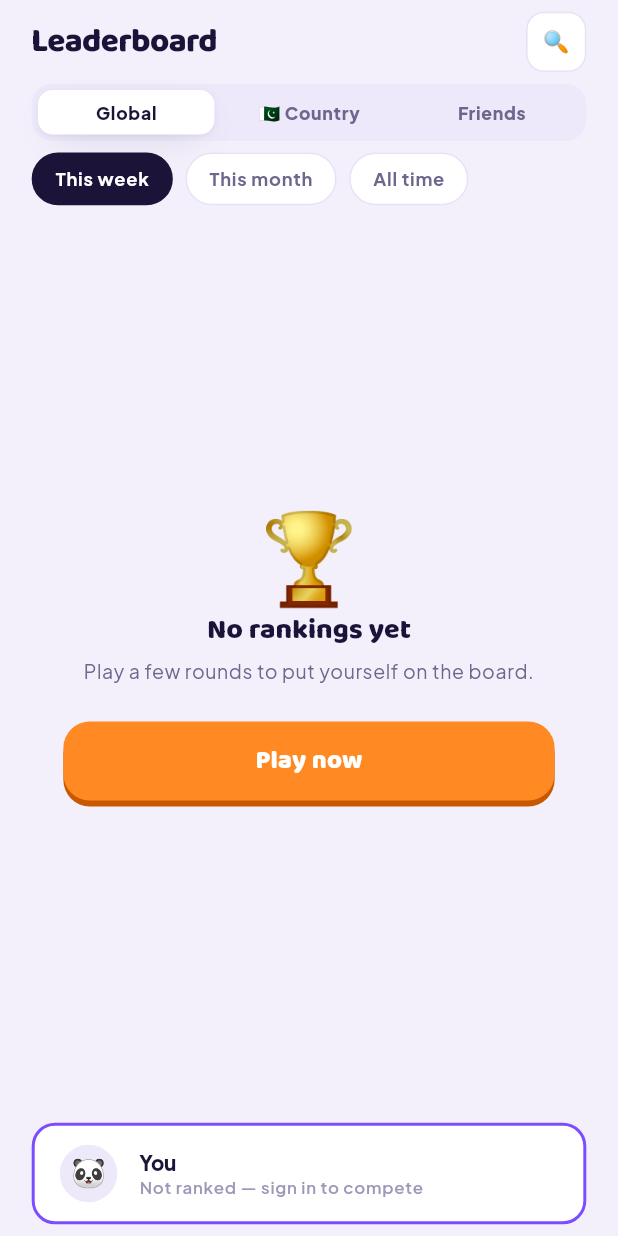
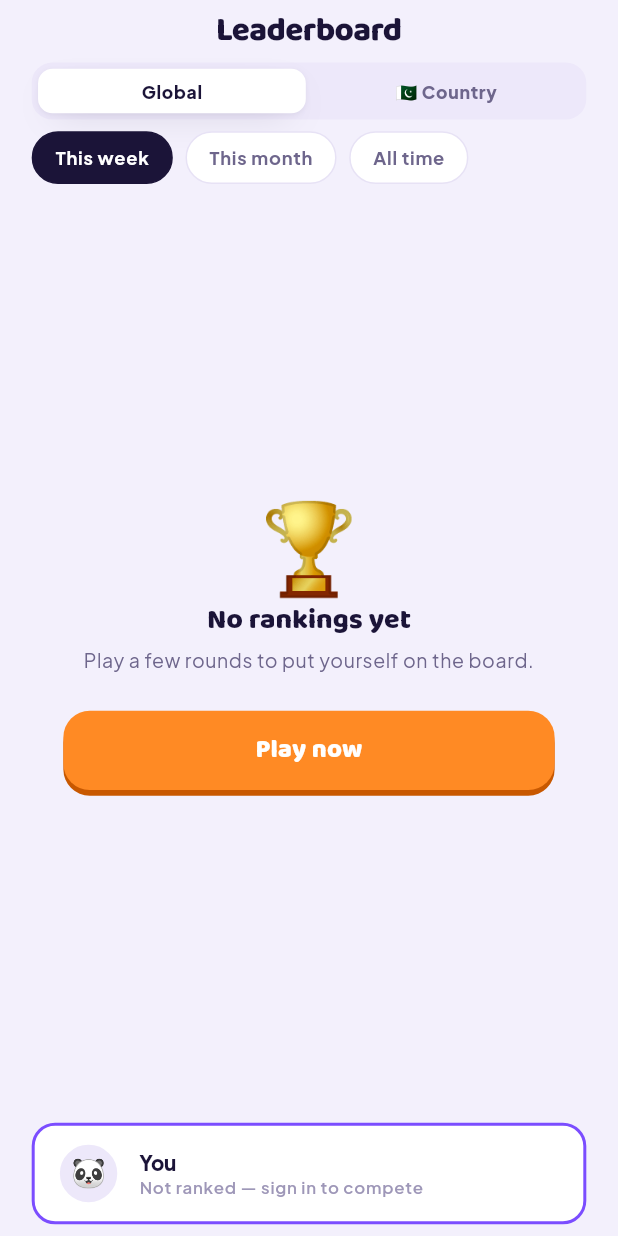
Before and after one commit to octabytes-studio/quizoo, a Flutter app: the _LeaderboardView screen opened directly, on a phone screen of 412 x 824 dp. Run offline on Flutter 3.47's test engine with Material 3 defaults, Android fonts, the light colour scheme and no system bars; our stand-ins replace audioplayers, equatable, firebase_analytics, firebase_core, firebase_crashlytics, firebase_remote_config and 9 more; accounts and stored records are empty; network calls fail; project files that could hold a hidden picture were left out.

Commit message:
fix: Resolve search results against real category data
- Search results now carry the matched topic's real, language-scoped
  category name instead of looking it up from the fixed MockCatalog
  fixture, so a search stays correct for topics added after that
  fixture was written
- Give search a permanent home in the top bar instead of the
  leaderboard's search button, which never did anything beyond a
  placeholder notice
- Remove the remaining taps that led to not-yet-built social features
  (challenging a friend, a friends leaderboard scope) and the level
  map's duplicate leaderboard shortcut, along with their tests

```diff
--- a/lib/features/home/presentation/bloc/search_cubit.dart
+++ b/lib/features/home/presentation/bloc/search_cubit.dart
@@ -2,9 +2,9 @@ import 'dart:async';
 
 import 'package:equatable/equatable.dart';
 import 'package:flutter_bloc/flutter_bloc.dart';
-import 'package:quizoo/core/models/subcategory.dart';
 import 'package:quizoo/core/network/api_exception.dart';
 import 'package:quizoo/features/home/data/home_repository.dart';
+import 'package:quizoo/features/home/domain/search_result.dart';
 
 part 'search_state.dart';
 
--- a/lib/features/home/presentation/bloc/search_state.dart
+++ b/lib/features/home/presentation/bloc/search_state.dart
@@ -48,7 +48,7 @@ final class SearchSuccess extends SearchState {
   @override
   final String query;
 
-  final List<Subcategory> results;
+  final List<SearchResult> results;
 
   bool get isEmpty => results.isEmpty;
 
--- a/lib/features/home/presentation/widgets/home_top_bar.dart
+++ b/lib/features/home/presentation/widgets/home_top_bar.dart
@@ -123,6 +123,12 @@ class PlayerTopBar extends StatelessWidget {
           ),
         ),
         SizedBox(width: AppSpacing.sm.w),
+        HomeIconButton(
+          glyph: '🔍',
+          semanticLabel: l10n.homeSearchLabel,
+          onTap: onSearchPressed,
+        ),
+        SizedBox(width: AppSpacing.sm.w),
         CurrencyPill(
           kind: CurrencyKind.coin,
           value: AppFormat.number(currency.coins, localeName),
--- a/lib/features/leaderboard/presentation/screens/leaderboard_screen.dart
+++ b/lib/features/leaderboard/presentation/screens/leaderboard_screen.dart
@@ -8,7 +8,6 @@ import 'package:quizoo/core/router/app_routes.dart';
 import 'package:quizoo/core/theme/app_spacing.dart';
 import 'package:quizoo/core/theme/quizoo_colors.dart';
 import 'package:quizoo/core/widgets/app_chip.dart';
-import 'package:quizoo/core/widgets/app_snackbar.dart';
 import 'package:quizoo/core/widgets/chunky_button.dart';
 import 'package:quizoo/core/widgets/empty_state_view.dart';
 import 'package:quizoo/core/widgets/error_state_view.dart';
@@ -61,22 +60,9 @@ class _LeaderboardView extends StatelessWidget {
                 horizontal: AppSpacing.screenMargin.w,
                 vertical: AppSpacing.sm.h,
               ),
-              child: Row(
-                children: [
-                  Expanded(
-                    child: Text(
-                      l10n.leaderboardTitle,
-                      style: Theme.of(context).textTheme.titleLarge,
-                    ),
-                  ),
-                  _SearchButton(
-                    onTap: () => AppSnackbar.show(
-                      context,
-                      title: l10n.commonMockFeature,
-                      intent: SnackbarIntent.info,
-                    ),
-                  ),
-                ],
+              child: Text(
+                l10n.leaderboardTitle,
+                style: Theme.of(context).textTheme.titleLarge,
               ),
             ),
             BlocBuilder<LeaderboardCubit, LeaderboardState>(
@@ -98,7 +84,6 @@ class _LeaderboardView extends StatelessWidget {
                         labels: [
                           l10n.leaderboardScopeGlobal,
                           l10n.leaderboardScopeCountry,
-                          l10n.leaderboardScopeFriends,
                         ],
                         selectedIndex: scope.index,
                         onChanged: (index) =>
@@ -174,37 +159,6 @@ class _LeaderboardView extends StatelessWidget {
         LeaderboardPeriod.month => l10n.leaderboardPeriodMonth,
         LeaderboardPeriod.allTime => l10n.leaderboardPeriodAllTime,
       };
-}
-
-class _SearchButton extends StatelessWidget {
-  const _SearchButton({required this.onTap});
-
-  final VoidCallback onTap;
-
-  @override
-  Widget build(BuildContext context) {
-    final quizoo = context.quizoo;
-
-    return Semantics(
-      button: true,
-      label: AppLocalizations.of(context).homeSeeAll,
-      child: GestureDetector(
-        onTap: onTap,
-        behavior: HitTestBehavior.opaque,
-        child: Container(
-          width: 38.w,
-          height: 38.w,
-          alignment: Alignment.center,
-          decoration: BoxDecoration(
-            color: quizoo.s1,
-            borderRadius: BorderRadius.circular(12.r),
-            border: Border.all(color: quizoo.ln),
-          ),
-          child: const Text('🔍'),
-        ),
-      ),
-    );
-  }
 }
 
 class _LeaderboardRoster extends StatelessWidget {
```
Also changed, not shown: lib/features/catalog/presentation/screens/level_map_screen.dart (+1 -8 lines), lib/features/home/data/home_repository.dart (+7 -9 lines), lib/features/home/domain/search_result.dart (added, +20 -0 lines), lib/features/home/presentation/screens/search_screen.dart (+12 -11 lines), lib/features/shell/presentation/widgets/play_launcher_sheet.dart (+1 -10 lines), 2 other files.
